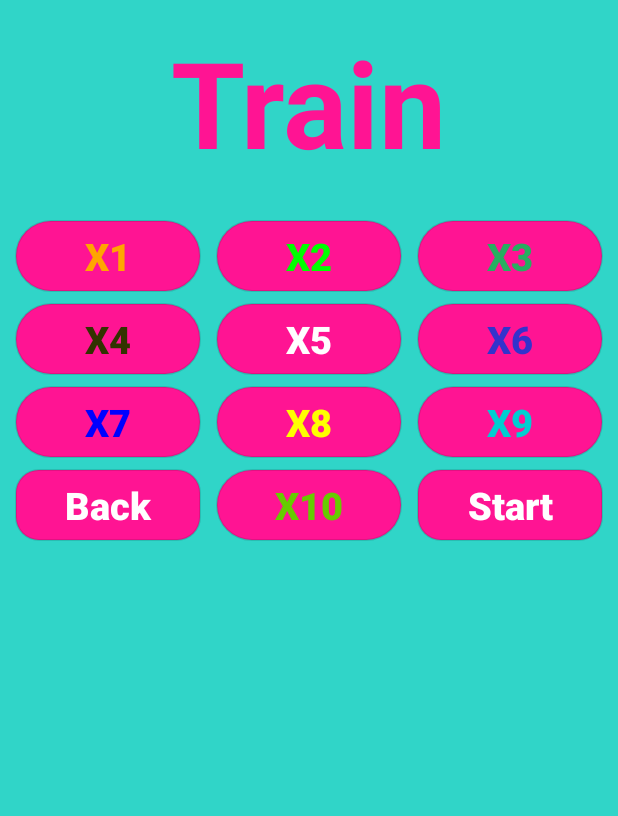
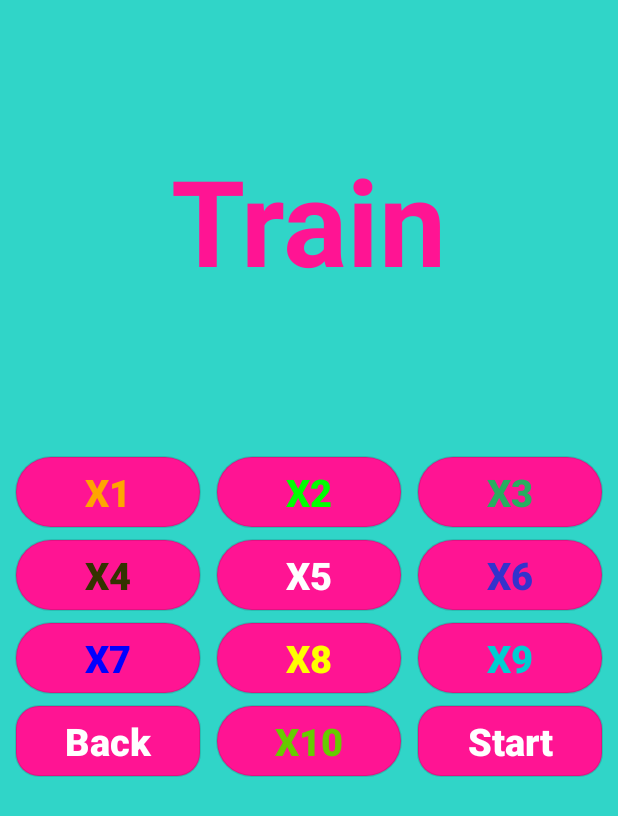
Before and after one commit to CheetaTech/MultiplicationTable, an Android app: the TrainSelectActivity screen opened directly, with no data from a screen before it, on a phone screen of 412 x 824 dp. Shown: the top 816 px of the screen. Run offline under Robolectric (Android 15) with nearby library versions, the phone set to English and light mode, and no system bars.

Commit message:
Butonlar düzeltildi, Training Bölümü ortalandı, Learn imgeleri svg düzeltmeleri yapılacak

```diff
--- a/app/src/main/java/com/multiplationtable/TrainSelectActivity.java
+++ b/app/src/main/java/com/multiplationtable/TrainSelectActivity.java
@@ -12,6 +12,7 @@ import android.widget.Button;
 import android.widget.CompoundButton;
 import android.widget.ToggleButton;
 
+import autosize.AutoResizeTextView;
 import controller.SelectionController;
 import controller.TrainingController;
 
@@ -52,6 +53,10 @@ public class TrainSelectActivity extends AppCompatActivity implements View.OnCli
         ((ToggleButton) findViewById(R.id.buttonBack)).setOnClickListener(this);
         ((ToggleButton) findViewById(R.id.buttonStart)).setOnClickListener(this);
 
+
+
+
+
     }
 
     @Override
--- a/app/src/main/res/layout/content_train_select.xml
+++ b/app/src/main/res/layout/content_train_select.xml
@@ -9,10 +9,11 @@
     <LinearLayout
         android:id="@+id/trainingLinearLayout"
         android:layout_width="match_parent"
-        android:layout_height="wrap_content"
-        android:layout_above="@+id/mainLinear"
+        android:layout_height="match_parent"
+        android:layout_above="@+id/spaceLinearLayout"
         android:orientation="horizontal"
         android:gravity="center"
+
         >
 
         <TextView
@@ -25,6 +26,19 @@
             android:textSize="80sp"
             android:textStyle="bold"
             android:id="@+id/trainingText" />
+
+        <!--
+        <TextView
+            android:layout_width="wrap_content"
+            android:layout_height="wrap_content"
+            android:textAppearance="?android:attr/textAppearanceLarge"
+            android:text="@string/train"
+            android:textColor="@color/pink_org"
+            android:layout_marginTop="10dp"
+            android:textSize="80sp"
+            android:textStyle="bold"
+            android:id="@+id/trainingText" />
+        -->
 
         <!--
         <Button
@@ -47,7 +61,7 @@
         android:id="@+id/spaceLinearLayout"
         android:layout_width="match_parent"
         android:layout_height="30dp"
-        android:layout_below="@+id/trainingLinearLayout"
+        android:layout_above="@+id/firstLineLinearLayout"
         android:orientation="horizontal">
     </LinearLayout>
         <!--
@@ -66,7 +80,7 @@
         android:id="@+id/firstLineLinearLayout"
         android:layout_width="match_parent"
         android:layout_height="50dp"
-        android:layout_below="@+id/spaceLinearLayout"
+        android:layout_above="@+id/space1"
         android:orientation="horizontal">
 
         <ToggleButton
@@ -156,15 +170,16 @@
 
     </LinearLayout>
     <Space
-        android:layout_below="@+id/firstLineLinearLayout"
         android:id="@+id/space1"
+        android:layout_above="@+id/secondLineLinearLayout"
         android:layout_width="match_parent"
         android:layout_height="5dp" />
     <LinearLayout
         android:id="@+id/secondLineLinearLayout"
         android:layout_width="match_parent"
         android:layout_height="50dp"
-        android:layout_below="@+id/space1"
+
+        android:layout_above="@+id/space2"
         android:orientation="horizontal">
 
         <ToggleButton
@@ -252,11 +267,24 @@
             -->
 
     </LinearLayout>
+
+    <!-- Orta noktayı bulmaktadır.  -->
+    <LinearLayout
+        android:id="@+id/space2"
+        android:layout_width="match_parent"
+        android:layout_height="5dp"
+        android:layout_centerVertical="true"
+        android:layout_centerHorizontal="true"
+        android:orientation="horizontal"
+        >
+    </LinearLayout>
+    <!--
     <Space
         android:layout_below="@+id/secondLineLinearLayout"
         android:id="@+id/space2"
         android:layout_width="match_parent"
         android:layout_height="5dp" />
+    -->
     <LinearLayout
         android:id="@+id/thirdLineLinearLayout"
         android:layout_width="match_parent"
```
Also changed, not shown: app/src/main/java/autosize/AutoResizeTextView.java (added, +243 -0 lines), app/src/main/res/layout/content_learn.xml (+12 -0 lines).
